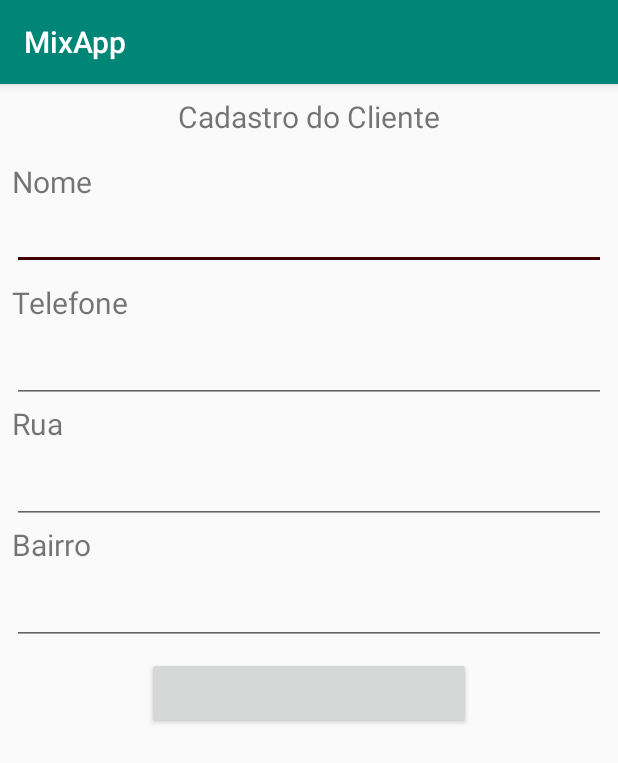
After one commit to amandaolmr/MixApp, an Android app: the FormularioCliente screen opened directly, with no data from a screen before it, on a phone screen of 412 x 824 dp. The commit adds this screen. Shown: the top 763 px of the screen. Run offline under Robolectric (Android 15) with nearby library versions, the phone set to English and light mode, and no system bars.

Commit message:
Criando a classe cliente e as telas de formulario de cliente e lista de cliente

```diff
--- a/app/build.gradle
+++ b/app/build.gradle
@@ -25,4 +25,5 @@ dependencies {
     testImplementation 'junit:junit:4.12'
     androidTestImplementation 'com.android.support.test:runner:1.0.2'
     androidTestImplementation 'com.android.support.test.espresso:espresso-core:3.0.2'
+    implementation 'com.android.support:design:28.0.0'
 }
--- a/app/src/main/AndroidManifest.xml
+++ b/app/src/main/AndroidManifest.xml
@@ -24,13 +24,15 @@
                 android:name="android.support.PARENT_ACTIVITY"
                 android:value=".MainActivity" />
         </activity>
-        <activity android:name=".lista_clientes"
+        <activity
+            android:name=".activity.lista_clientes"
             android:label="Clientes"
             android:parentActivityName=".Principal">
             <meta-data
                 android:name="android.support.PARENT_ACTIVITY"
                 android:value=".Principal" />
         </activity>
+        <activity android:name=".activity.FormularioCliente"></activity>
     </application>
 
 </manifest>
--- a/app/src/main/java/br/com/lanchonete/amanda/mixapp/Principal.java
+++ b/app/src/main/java/br/com/lanchonete/amanda/mixapp/Principal.java
@@ -5,6 +5,8 @@ import android.support.v7.app.AppCompatActivity;
 import android.os.Bundle;
 import android.view.View;
 import android.widget.Button;
+
+import br.com.lanchonete.amanda.mixapp.activity.lista_clientes;
 
 public class Principal extends AppCompatActivity {
 
--- /dev/null
+++ b/app/src/main/java/br/com/lanchonete/amanda/mixapp/activity/FormularioCliente.java
@@ -0,0 +1,15 @@
+package br.com.lanchonete.amanda.mixapp.activity;
+
+import android.support.v7.app.AppCompatActivity;
+import android.os.Bundle;
+
+import br.com.lanchonete.amanda.mixapp.R;
+
+public class FormularioCliente extends AppCompatActivity {
+
+    @Override
+    protected void onCreate(Bundle savedInstanceState) {
+        super.onCreate(savedInstanceState);
+        setContentView(R.layout.activity_formulario_cliente);
+    }
+}
--- a/app/src/main/java/br/com/lanchonete/amanda/mixapp/lista_clientes.java
+++ b/app/src/main/java/br/com/lanchonete/amanda/mixapp/activity/lista_clientes.java
@@ -1,7 +1,9 @@
-package br.com.lanchonete.amanda.mixapp;
+package br.com.lanchonete.amanda.mixapp.activity;
 
 import android.support.v7.app.AppCompatActivity;
 import android.os.Bundle;
+
+import br.com.lanchonete.amanda.mixapp.R;
 
 public class lista_clientes extends AppCompatActivity {
 
--- /dev/null
+++ b/app/src/main/res/layout/activity_formulario_cliente.xml
@@ -0,0 +1,124 @@
+<?xml version="1.0" encoding="utf-8"?>
+<android.support.constraint.ConstraintLayout xmlns:android="http://schemas.android.com/apk/res/android"
+    xmlns:app="http://schemas.android.com/apk/res-auto"
+    xmlns:tools="http://schemas.android.com/tools"
+    android:layout_width="match_parent"
+    android:layout_height="match_parent"
+    tools:context=".activity.FormularioCliente">
+
+    <TextView
+        android:id="@+id/textView4"
+        android:layout_width="wrap_content"
+        android:layout_height="wrap_content"
+        android:layout_marginStart="8dp"
+        android:layout_marginTop="8dp"
+        android:layout_marginEnd="8dp"
+        android:text="Cadastro do Cliente"
+        android:textSize="20sp"
+        app:layout_constraintEnd_toEndOf="parent"
+        app:layout_constraintStart_toStartOf="parent"
+        app:layout_constraintTop_toTopOf="parent" />
+
+    <TextView
+        android:id="@+id/textView5"
+        android:layout_width="0dp"
+        android:layout_height="wrap_content"
+        android:layout_marginStart="8dp"
+        android:layout_marginTop="16dp"
+        android:layout_marginEnd="8dp"
+        android:text="Nome"
+        android:textSize="20sp"
+        app:layout_constraintEnd_toEndOf="parent"
+        app:layout_constraintHorizontal_bias="0.0"
+        app:layout_constraintStart_toStartOf="parent"
+        app:layout_constraintTop_toBottomOf="@+id/textView4" />
+
+    <EditText
+        android:id="@+id/editNome"
+        android:layout_width="0dp"
+        android:layout_height="wrap_content"
+        android:ems="10"
+        android:inputType="textPersonName"
+        app:layout_constraintEnd_toEndOf="@+id/textView5"
+        app:layout_constraintHorizontal_bias="1.0"
+        app:layout_constraintStart_toStartOf="@+id/textView5"
+        app:layout_constraintTop_toBottomOf="@+id/textView5" />
+
+    <TextView
+        android:id="@+id/textView6"
+        android:layout_width="0dp"
+        android:layout_height="wrap_content"
+        android:layout_marginTop="8dp"
+        android:text="Telefone"
+        android:textSize="20sp"
+        app:layout_constraintEnd_toEndOf="@+id/editNome"
+        app:layout_constraintHorizontal_bias="0.0"
+        app:layout_constraintStart_toStartOf="@+id/editNome"
+        app:layout_constraintTop_toBottomOf="@+id/editNome" />
+
+    <EditText
+        android:id="@+id/editTelefone"
+        android:layout_width="0dp"
+        android:layout_height="wrap_content"
+        android:layout_marginTop="8dp"
+        android:ems="10"
+        android:inputType="phone"
+        app:layout_constraintEnd_toEndOf="@+id/textView6"
+        app:layout_constraintStart_toStartOf="@+id/textView6"
+        app:layout_constraintTop_toBottomOf="@+id/textView6" />
+
+    <TextView
+        android:id="@+id/textView7"
+        android:layout_width="0dp"
+        android:layout_height="wrap_content"
+        android:text="Rua"
+        android:textSize="20sp"
+        app:layout_constraintEnd_toEndOf="@+id/editTelefone"
+        app:layout_constraintHorizontal_bias="1.0"
+        app:layout_constraintStart_toStartOf="@+id/editTelefone"
+        app:layout_constraintTop_toBottomOf="@+id/editTelefone" />
+
+    <EditText
+        android:id="@+id/editRua"
+        android:layout_width="0dp"
+        android:layout_height="wrap_content"
+        android:layout_marginTop="8dp"
+        android:ems="10"
+        android:inputType="textPersonName"
+        app:layout_constraintEnd_toEndOf="@+id/textView7"
+        app:layout_constraintHorizontal_bias="1.0"
+        app:layout_constraintStart_toStartOf="@+id/textView7"
+        app:layout_constraintTop_toBottomOf="@+id/textView7" />
+
+    <TextView
+        android:id="@+id/textView8"
+        android:layout_width="0dp"
+        android:layout_height="wrap_content"
+        android:text="Bairro"
+        android:textSize="20sp"
+        app:layout_constraintEnd_toEndOf="@+id/editRua"
+        app:layout_constraintHorizontal_bias="1.0"
+        app:layout_constraintStart_toStartOf="@+id/editRua"
+        app:layout_constraintTop_toBottomOf="@+id/editRua" />
+
+    <EditText
+        android:id="@+id/editBairro"
+        android:layout_width="0dp"
+        android:layout_height="wrap_content"
+        android:layout_marginTop="8dp"
+        android:ems="10"
+        android:inputType="textPersonName"
+        app:layout_constraintEnd_toEndOf="@+id/textView8"
+        app:layout_constraintHorizontal_bias="0.0"
+        app:layout_constraintStart_toStartOf="@+id/textView8"
+        app:layout_constraintTop_toBottomOf="@+id/textView8" />
+
+    <Button
+        android:id="@+id/btnVariavelCliente"
+        android:layout_width="216dp"
+        android:layout_height="wrap_content"
+        android:layout_marginTop="8dp"
+        app:layout_constraintEnd_toEndOf="@+id/editBairro"
+        app:layout_constraintStart_toStartOf="@+id/editBairro"
+        app:layout_constraintTop_toBottomOf="@+id/editBairro" />
+</android.support.constraint.ConstraintLayout>
--- a/app/src/main/res/layout/activity_main.xml
+++ b/app/src/main/res/layout/activity_main.xml
@@ -53,13 +53,14 @@
     <Button
         android:id="@+id/btn_main_entrar"
         android:layout_width="0dp"
-        android:layout_height="wrap_content"
+        android:layout_height="60dp"
         android:layout_marginStart="16dp"
-        android:layout_marginTop="8dp"
+        android:layout_marginTop="24dp"
         android:layout_marginEnd="16dp"
         android:text="Entrar"
         android:textSize="20sp"
         app:layout_constraintEnd_toEndOf="@+id/editText2"
+        app:layout_constraintHorizontal_bias="0.0"
         app:layout_constraintStart_toStartOf="@+id/editText2"
         app:layout_constraintTop_toBottomOf="@+id/editText2" />
 
```
Also changed, not shown: app/src/main/java/br/com/lanchonete/amanda/mixapp/modelo/Cliente.java (added, +66 -0 lines), app/src/main/res/layout/activity_lista_clientes.xml (+15 -3 lines).
